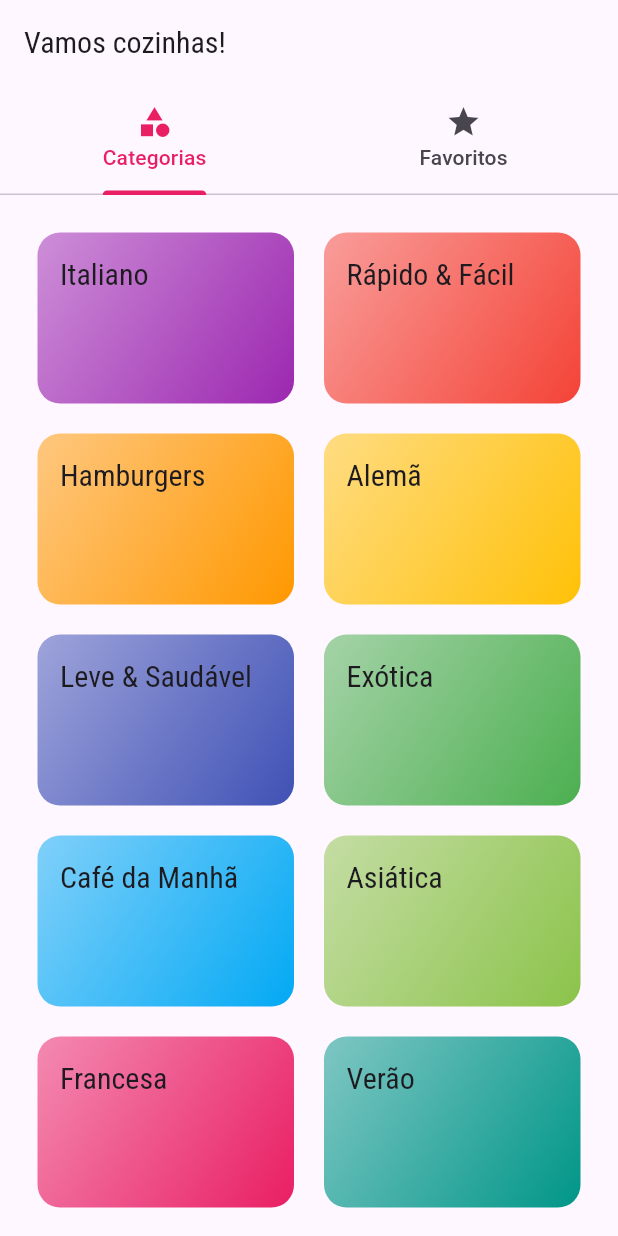
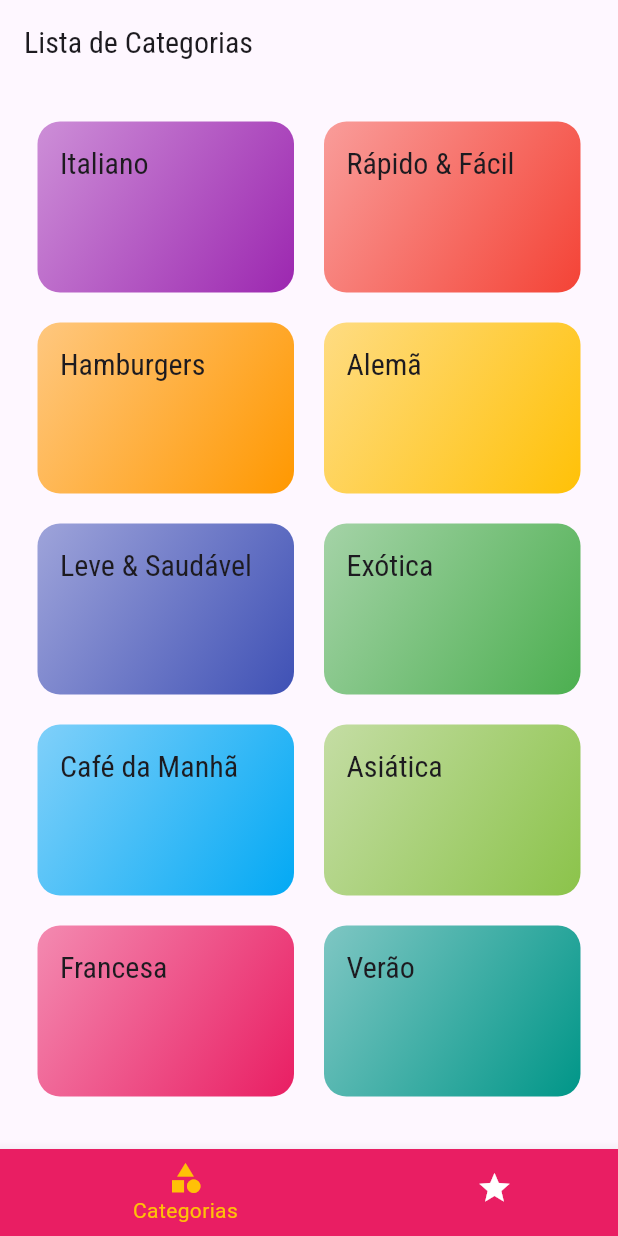
Before and after one commit to MoisesAlvarenga/flutter_meals, a Flutter app: the screen it shows after launch, on a phone screen of 412 x 824 dp. Run offline on Flutter 3.47's test engine with Material 3 defaults, Android fonts, the phone set to English and light mode, and no system bars.

```diff
--- a/lib/screens/tabs_svreen.dart
+++ b/lib/screens/tabs_svreen.dart
@@ -2,35 +2,58 @@ import 'package:flutter/material.dart';
 import 'package:flutter_meals/screens/categories_screen.dart';
 import 'package:flutter_meals/screens/favorite_screen.dart';
 
-class TabsScreen extends StatelessWidget {
-  const TabsScreen({super.key});
+class TabsScreen extends StatefulWidget {
+  @override
+  State<TabsScreen> createState() => _TabsScreenState();
+}
+
+class _TabsScreenState extends State<TabsScreen> {
+  int _selectedScreenIndex = 0;
+  late List<Map<String, dynamic>> _screens;
+
+  @override
+  void initState() {
+    super.initState();
+    _screens = [
+      {'title': 'Lista de Categorias', 'screen': () => CategoriesScreen()},
+      {'title': 'Meus Favoritos', 'screen': () => FavoriteScreen()},
+    ];
+  }
+
+  _selectScreen(int index) {
+    setState(() {
+      _selectedScreenIndex = index;
+    });
+  }
 
   @override
   Widget build(BuildContext context) {
-    return DefaultTabController(
-        length: 2,
-        child: Scaffold(
-          appBar: AppBar(
-            title: Text('Vamos cozinhas!'),
-            bottom: TabBar(
-              tabs: [
-                Tab(
-                  icon: Icon(Icons.category),
-                  text: 'Categorias',
-                ),
-                Tab(
-                  icon: Icon(Icons.star),
-                  text: 'Favoritos',
-                )
-              ],
-            ),
+    return Scaffold(
+      appBar: AppBar(
+        title: Text(
+          _screens[_selectedScreenIndex]['title'] as String,
+        ),
+      ),
+      body: _screens[_selectedScreenIndex]['screen']() as Widget,
+      bottomNavigationBar: BottomNavigationBar(
+        onTap: _selectScreen,
+        unselectedItemColor: Colors.white,
+        selectedItemColor: Theme.of(context).colorScheme.secondary,
+        currentIndex: _selectedScreenIndex,
+        type: BottomNavigationBarType.shifting,
+        items: [
+          BottomNavigationBarItem(
+            backgroundColor: Theme.of(context).colorScheme.primary,
+            icon: Icon(Icons.category),
+            label: 'Categorias',
           ),
-          body: TabBarView(
-            children: [
-              CategoriesScreen(),
-              FavoriteScreen(),
-            ],
+          BottomNavigationBarItem(
+            backgroundColor: Theme.of(context).colorScheme.primary,
+            icon: Icon(Icons.star),
+            label: 'Favoritos',
           ),
-        ));
+        ],
+      ),
+    );
   }
 }
```
